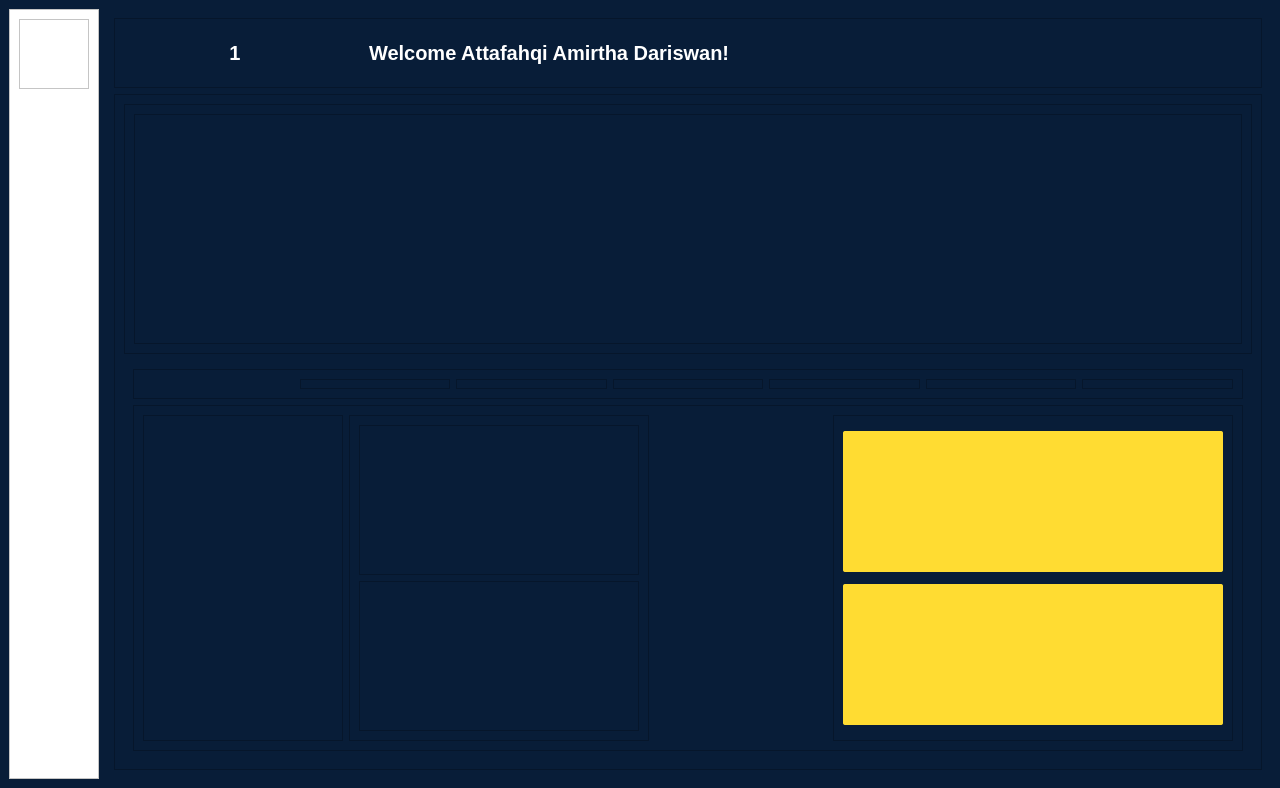
First picture: the form in pages/Home/UI_home/Main.ui, repository KevinHutagaol/control-center-2026, before the edit.
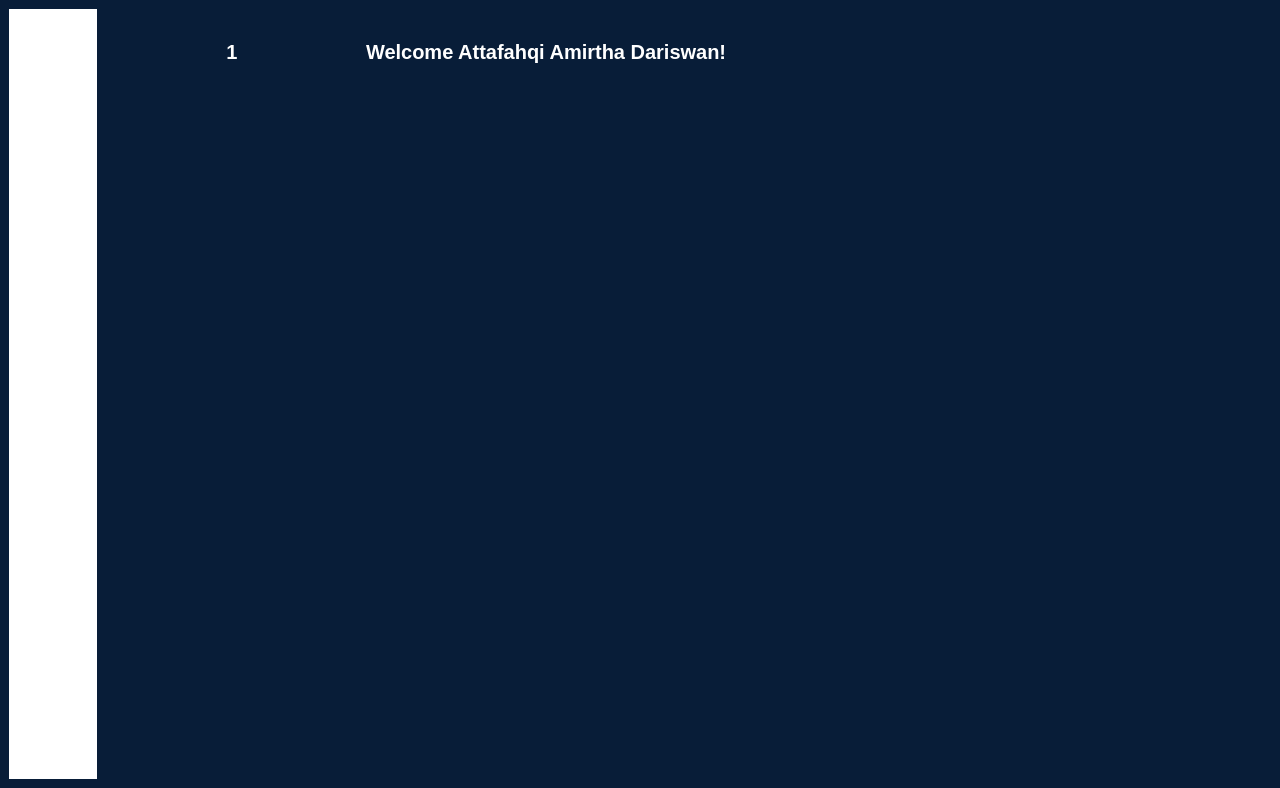
Second picture: the form after the edit. The open tabs and pages were chosen to show the change. Icons and pictures are not drawn.

Commit message: remove border in linucx

Patch:
```diff
--- a/pages/Home/UI_home/Main.ui
+++ b/pages/Home/UI_home/Main.ui
@@ -15,7 +15,8 @@
   </property>
   <widget class="QWidget" name="centralwidget">
    <property name="styleSheet">
-    <string notr="true">background-color: rgb(8, 29, 56);</string>
+    <string notr="true">background-color: rgb(8, 29, 56);
+border: none;</string>
    </property>
    <layout class="QHBoxLayout" name="horizontalLayout">
     <item>
@@ -33,7 +34,8 @@
        </size>
       </property>
       <property name="styleSheet">
-       <string notr="true">background-color: rgb(255, 255, 255);</string>
+       <string notr="true">background-color: rgb(255, 255, 255);
+border: none;</string>
       </property>
       <property name="frameShape">
        <enum>QFrame::StyledPanel</enum>
@@ -66,7 +68,8 @@
           <enum>Qt::LeftToRight</enum>
          </property>
          <property name="styleSheet">
-          <string notr="true">image: url(:/Asset/Asset/Logo Controllab 2026.png);</string>
+          <string notr="true">image: url(:/Asset/Asset/Logo Controllab 2026.png);
+border: none;</string>
          </property>
          <property name="frameShape">
           <enum>QFrame::StyledPanel</enum>
@@ -122,7 +125,8 @@
 
 QPushButton:hover {
 	image: url(:/Asset/Asset/Lampu Idup.png);
-}</string>
+};
+border: none;</string>
          </property>
          <property name="text">
           <string/>
@@ -163,7 +167,8 @@
 QPushButton:hover {
 	
 	image: url(:/Asset/Asset/Chart isi.png);
-}</string>
+};
+border: none;</string>
          </property>
          <property name="text">
           <string/>
@@ -217,7 +222,8 @@
 QPushButton:hover {
 	
 	image: url(:/Asset/Asset/Log Out 2.png);
-}</string>
+};
+border: none;</string>
          </property>
          <property name="text">
           <string/>
@@ -236,14 +242,16 @@
        </size>
       </property>
       <property name="styleSheet">
-       <string notr="true">background-color: rgb(255, 255, 255);</string>
+       <string notr="true">background-color: rgb(255, 255, 255);
+border: none;</string>
       </property>
       <property name="currentIndex">
        <number>0</number>
       </property>
       <widget class="QWidget" name="PracticumPage">
        <property name="styleSheet">
-        <string notr="true">background-color: rgb(8, 29, 56);</string>
+        <string notr="true">background-color: rgb(8, 29, 56);
+border: none;</string>
        </property>
        <layout class="QVBoxLayout" name="verticalLayout_2">
         <item>
@@ -279,7 +287,8 @@
               <string notr="true">background-color: rgb(8, 29, 56);
 border-radius : 5px;
 border-top-right-radius: 0px;
-border-bottom-right-radius: 0px;</string>
+border-bottom-right-radius: 0px;
+border: none;</string>
              </property>
              <property name="frameShape">
               <enum>QFrame::StyledPanel</enum>
@@ -295,9 +304,10 @@
 color: rgb(255, 255, 255);
 font-size: 20px;
 padding:3px;
-font-family: &quot;SF Pro Display&quot;; 
+font-family: "SF Pro Display"; 
 		font-weight: bold; 
-    	font-style: normal;</string>
+    	font-style: normal;
+border: none;</string>
                 </property>
                 <property name="text">
                  <string>1</string>
@@ -322,7 +332,8 @@
               <string notr="true">background-color: rgb(8, 29, 56);
 border-radius : 5px;
 border-top-left-radius: 0px;
-border-bottom-left-radius: 0px;</string>
+border-bottom-left-radius: 0px;
+border: none;</string>
              </property>
              <property name="frameShape">
               <enum>QFrame::StyledPanel</enum>
@@ -338,9 +349,10 @@
 color: rgb(255, 255, 255);
 font-size: 20px;
 padding:3px;
-font-family: &quot;SF Pro Display&quot;; 
+font-family: "SF Pro Display"; 
 		font-weight: bold; 
-    	font-style: normal;</string>
+    	font-style: normal;
+border: none;</string>
                 </property>
                 <property name="text">
                  <string>Welcome Attafahqi Amirtha Dariswan!</string>
@@ -431,7 +443,8 @@
 
 QPushButton:hover {
 	image: url(:/Asset/Asset/Modul 23.png);
-}</string>
+};
+border: none;</string>
                     </property>
                     <property name="text">
                      <string/>
@@ -465,7 +478,8 @@
 
 QPushButton:hover {
 	image: url(:/Asset/Asset/Modul 4.png);
-}</string>
+};
+border: none;</string>
                     </property>
                     <property name="text">
                      <string/>
@@ -499,7 +513,8 @@
 
 QPushButton:hover {
 	image: url(:/Asset/Asset/Modul 5.png);
-}</string>
+};
+border: none;</string>
                     </property>
                     <property name="text">
                      <string/>
@@ -533,7 +548,8 @@
 
 QPushButton:hover {
 	image: url(:/Asset/Asset/Modul 6.png);
-}</string>
+};
+border: none;</string>
                     </property>
                     <property name="text">
                      <string/>
@@ -567,7 +583,8 @@
 
 QPushButton:hover {
 	image: url(:/Asset/Asset/Modul 7.png);
-}</string>
+};
+border: none;</string>
                     </property>
                     <property name="text">
                      <string/>
@@ -601,7 +618,8 @@
 
 QPushButton:hover {
 	image: url(:/Asset/Asset/Modul 8.png);
-}</string>
+};
+border: none;</string>
                     </property>
                     <property name="text">
                      <string/>
@@ -635,7 +653,8 @@
 
 QPushButton:hover {
 	image: url(:/Asset/Asset/Modul 910.png);
-}</string>
+};
+border: none;</string>
                     </property>
                     <property name="text">
                      <string/>
@@ -695,7 +714,8 @@
                    <widget class="QFrame" name="frame_6">
                     <property name="styleSheet">
                      <string notr="true">background-color: rgb(8, 29, 56);
-border-radius : 5px;</string>
+border-radius : 5px;
+border: none;</string>
                     </property>
                     <property name="frameShape">
                      <enum>QFrame::StyledPanel</enum>
@@ -771,7 +791,8 @@
                <item>
                 <widget class="QFrame" name="frame_2">
                  <property name="styleSheet">
-                  <string notr="true"/>
+                  <string notr="true">
+border: none;</string>
                  </property>
                  <property name="frameShape">
                   <enum>QFrame::StyledPanel</enum>
@@ -795,7 +816,8 @@
                      </size>
                     </property>
                     <property name="styleSheet">
-                     <string notr="true">image: url(:/Asset/Asset/Modul 23.png);</string>
+                     <string notr="true">image: url(:/Asset/Asset/Modul 23.png);
+border: none;</string>
                     </property>
                     <property name="frameShape">
                      <enum>QFrame::StyledPanel</enum>
@@ -829,7 +851,8 @@
                         </sizepolicy>
                        </property>
                        <property name="styleSheet">
-                        <string notr="true">image: url(:/Asset/Asset/Root Locus.png);</string>
+                        <string notr="true">image: url(:/Asset/Asset/Root Locus.png);
+border: none;</string>
                        </property>
                        <property name="frameShape">
                         <enum>QFrame::StyledPanel</enum>
@@ -848,7 +871,8 @@
                         </sizepolicy>
                        </property>
                        <property name="styleSheet">
-                        <string notr="true">image: url(:/Asset/Asset/VPID.png);</string>
+                        <string notr="true">image: url(:/Asset/Asset/VPID.png);
+border: none;</string>
                        </property>
                        <property name="frameShape">
                         <enum>QFrame::StyledPanel</enum>
@@ -940,7 +964,7 @@
 		image: url(:/Asset/Asset/Run1.png);
 		font-size: 40px;
 		padding:7px;
-		font-family: &quot;SF Pro Display&quot;; 
+		font-family: "SF Pro Display"; 
 			font-weight: bold; 
     		font-style: normal;
 
@@ -950,7 +974,8 @@
 QPushButton:hover {
 	image: url(:/Asset/Asset/Run2.png);
     background-color: rgba(222, 191, 42, 225);
-}</string>
+};
+border: none;</string>
                        </property>
                        <property name="text">
                         <string/>
@@ -996,7 +1021,7 @@
 		image: url(:/Asset/Asset/Run1.png);
 		font-size: 40px;
 		padding:7px;
-		font-family: &quot;SF Pro Display&quot;; 
+		font-family: "SF Pro Display"; 
 			font-weight: bold; 
     		font-style: normal;
 
@@ -1006,7 +1031,8 @@
 QPushButton:hover {
 	image: url(:/Asset/Asset/Run2.png);
     background-color: rgba(222, 191, 42, 225);
-}</string>
+};
+border: none;</string>
                        </property>
                        <property name="text">
                         <string/>
```
Left out of the diff: 234 changed lines with no effect on the pictures. The commit also changes 33 other files.
